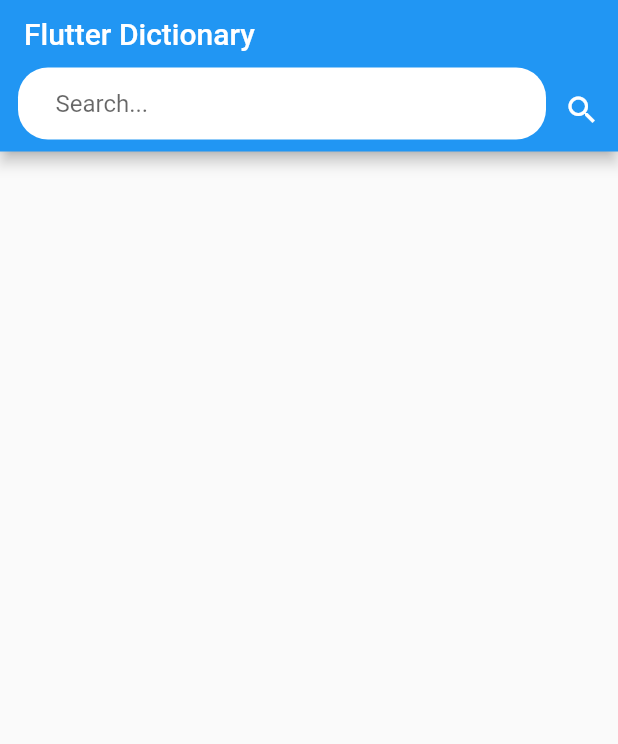
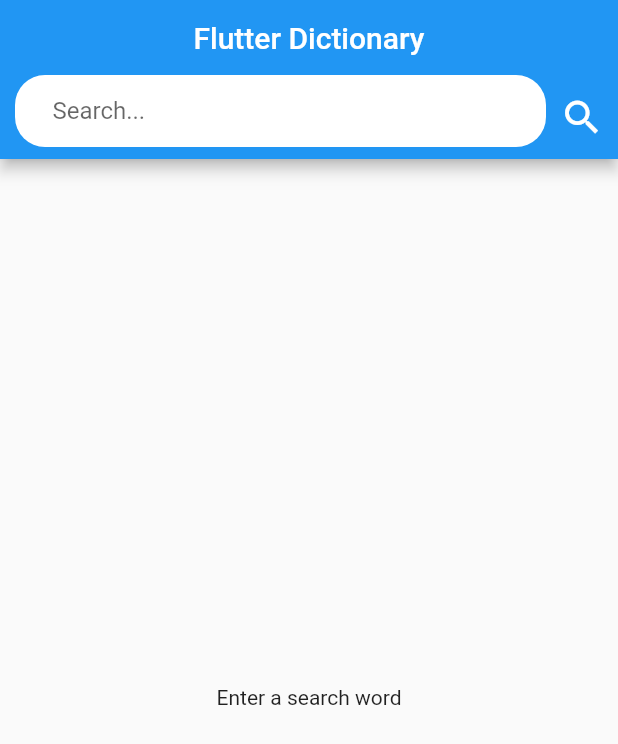
Before and after one commit to Djameleddine21/Flutter-dictionary, a Flutter app: the screen it shows after launch, after a tap on the "search" icon, on a phone screen of 412 x 824 dp. Shown: the top 744 px of the screen. Run offline on Flutter 3.47's test engine with Material 2 defaults, Android fonts, the phone set to English and light mode, and no system bars.

Commit message:
add search fonctionaity

```diff
--- a/lib/pages/home.dart
+++ b/lib/pages/home.dart
@@ -1,4 +1,7 @@
+import 'dart:async';
+import 'dart:convert';
 import 'package:flutter/material.dart';
+import 'package:http/http.dart';
 
 class Home extends StatefulWidget {
   @override
@@ -7,29 +10,56 @@ class Home extends StatefulWidget {
 
 class _HomeState extends State<Home> {
 
-  final String _url = " https://owlbot.info/api/v4/dictionary/owl";
+  final String _url = "https://owlbot.info/api/v4/dictionary/";
   final String _token = "11cf0bd189d735d354d2d9c4e30c54202757ebc8";
+  TextEditingController _controller = TextEditingController();
 
-  TextEditingController _controller = TextEditingController();
+  StreamController _streamController;
+  Stream _stream;
+  Timer _debounce;
+
+  @override
+  initState() {
+    super.initState();
+    _streamController = StreamController();
+    _stream = _streamController.stream;
+  }
+
+  _search() async {
+    if (_controller.text == null || _controller.text.length == 0) {
+      _streamController.add(null);
+      return;
+    }
+    _streamController.add("attendre");
+    Response response =
+        await get(_url + _controller.text.trim(), headers: {"Authorization": "Token " + _token});
+    _streamController.add(json.decode(response.body));
+  }
 
   @override
   Widget build(BuildContext context) {
     return Scaffold(
       appBar: AppBar(
+        centerTitle: true,
         title: Text("Flutter Dictionary"),
         bottom: PreferredSize(
-          preferredSize: Size.fromHeight(45.0),
+          preferredSize: Size.fromHeight(50.0),
           child: Row(
             children: <Widget>[
               Expanded(
                 child: Container(
-                  margin: const EdgeInsets.only(left: 12.0,bottom: 8.0),
+                  margin: const EdgeInsets.only(left: 10.0, bottom: 8.0),
                   decoration: BoxDecoration(
-                    color: Colors.white,
-                    borderRadius: BorderRadius.circular(20.0,)
-                  ),
+                      color: Colors.white,
+                      borderRadius: BorderRadius.circular(
+                        20.0,
+                      )),
                   child: TextFormField(
-                    onChanged: (String text){
+                    onChanged: (String text) {
+                      if(_debounce?.isActive ?? false ) _debounce.cancel();
+                      _debounce = Timer(const Duration(milliseconds: 1000),(){
+                        _search();
+                      });
                     },
                     controller: _controller,
                     decoration: InputDecoration(
@@ -41,16 +71,60 @@ class _HomeState extends State<Home> {
                 ),
               ),
               IconButton(
-                icon: Icon(Icons.search,color: Colors.white,),
-                onPressed: (){
-
-                },
+                icon: Icon(
+                  Icons.search,
+                  color: Colors.white,
+                  size: 30.0,
+                ),
+                onPressed: _search,
               )
             ],
           ),
         ),
       ),
-
+      body: Container(
+        margin: EdgeInsets.all(8.0),
+        child: StreamBuilder(
+          stream: _stream,
+          builder: (BuildContext context, AsyncSnapshot<dynamic> snapshot) {
+            if (snapshot.data == null) {
+              return Center(
+                child: Text("Enter a search word"),
+              );
+            }
+            if(snapshot.data=="attendre"){
+              return Center(
+                child: CircularProgressIndicator(),
+              );
+            }
+            return ListView.builder(
+              itemCount: snapshot.data["definitions"].length,
+              itemBuilder: (BuildContext context, int index){
+                return ListBody(
+                  children: <Widget>[
+                    Container(
+                      decoration: BoxDecoration(
+                        borderRadius: BorderRadius.circular(10.0),
+                        color: Colors.grey[350],
+                      ),
+                      child: ListTile(
+                        leading: snapshot.data["definitions"][index]["image_url"]==null ? null : CircleAvatar(
+                          backgroundImage: NetworkImage(snapshot.data["definitions"][index]["image_url"]),
+                        ),
+                        title: Text(_controller.text.trim()+'('+ snapshot.data["definitions"][index]["type"]+') :'),
+                      ),
+                    ),
+                    Padding(
+                      padding: const EdgeInsets.all(8.0),
+                      child: Text(snapshot.data["definitions"][index]["definition"]),
+                    )
+                  ],
+                );
+              },
+            );
+          },
+        ),
+      ),
     );
   }
 }
--- a/pubspec.yaml
+++ b/pubspec.yaml
@@ -23,6 +23,7 @@ dependencies:
   # The following adds the Cupertino Icons font to your application.
   # Use with the CupertinoIcons class for iOS style icons.
   cupertino_icons: ^0.1.2
+  http : any
 
 dev_dependencies:
   flutter_test:
```
Also changed, not shown: pubspec.lock.
